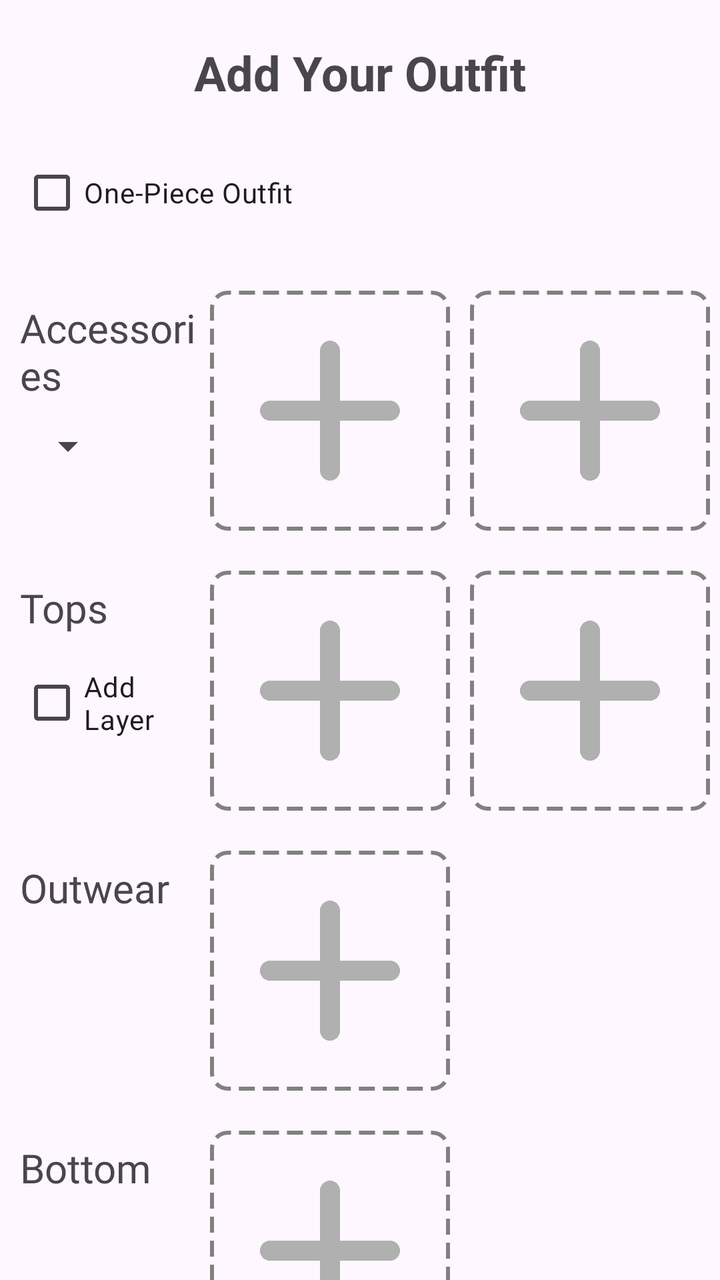
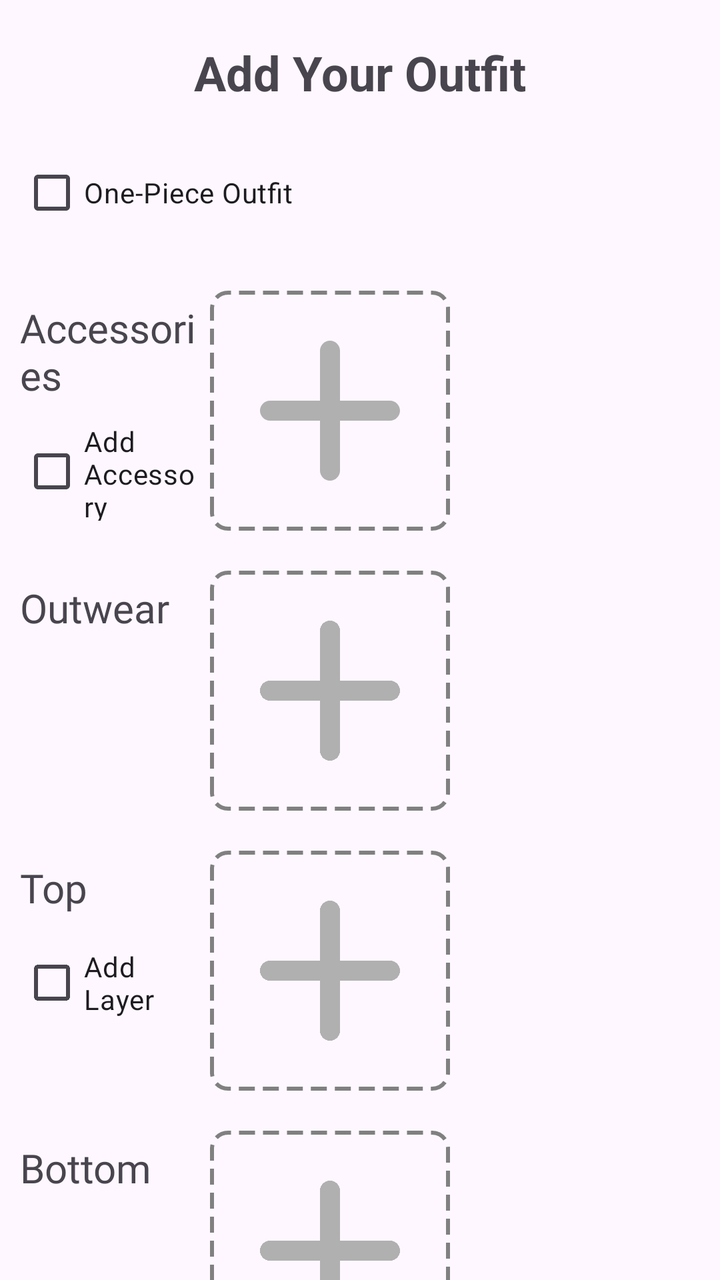

The first picture is an Android layout as it rendered before a commit; the second is the same layout after the commit. The layout source and the unified diff follow.
<!-- AndroidManifest.xml: application theme Theme.StyleWIZ_vol2 -->
<!-- res/layout/fragment_new_outfit.xml -->
<?xml version="1.0" encoding="utf-8"?>
<ScrollView xmlns:android="http://schemas.android.com/apk/res/android"
    android:layout_width="match_parent"
    android:layout_height="match_parent"
    xmlns:app="http://schemas.android.com/apk/res-auto"
    android:scrollbars="none">

    <LinearLayout
        android:layout_width="match_parent"
        android:layout_height="wrap_content"
        android:orientation="vertical"
        android:gravity="center">

        <TextView
            android:layout_width="wrap_content"
            android:layout_height="wrap_content"
            android:text="Add Your Outfit"
            android:layout_marginTop="20dp"
            android:textSize="24sp"
            android:textStyle="bold"
            android:layout_gravity="center" />

        <LinearLayout
            android:layout_width="match_parent"
            android:layout_height="wrap_content"
            android:orientation="horizontal"
            android:layout_marginTop="10dp">

            <CheckBox
                android:id="@+id/chkOnePiece"
                android:layout_height="wrap_content"
                android:layout_width="wrap_content"
                android:layout_margin="10dp"
                android:layout_weight="1"
                android:text="One-Piece Outfit" />


        </LinearLayout>

        
        <LinearLayout
            android:layout_width="match_parent"
            android:layout_height="wrap_content"
            android:orientation="horizontal"
            android:layout_marginTop="10dp"
            android:gravity="start"
            android:padding="5dp">

            <LinearLayout
                android:layout_width="wrap_content"
                android:layout_height="match_parent"
                android:orientation="vertical"
                android:layout_weight="1">

                <TextView
                    android:layout_width="wrap_content"
                    android:layout_height="wrap_content"
                    android:text="Accessories"
                    android:layout_margin="5dp"
                    android:textSize="20dp"
                    android:fontFamily="@font/roboto"/>

                <Spinner
                    android:id="@+id/spinnerAccessories"
                    android:layout_height="wrap_content"
                    android:layout_width="wrap_content"
                    android:layout_margin="5dp"
                    />
            </LinearLayout>

            <ImageView
                android:id="@+id/imgAccessory1"
                android:layout_width="120dp"
                android:layout_height="120dp"
                android:src="@drawable/round_add_24"
                app:tint="@color/gray"
                android:background="@drawable/dashed_border"
                android:scaleType="centerCrop"
                android:contentDescription="Accessory 1"/>

            <ImageView
                android:id="@+id/imgAccessory2"
                android:layout_width="120dp"
                android:layout_height="120dp"
                android:src="@drawable/round_add_24"
                app:tint="@color/gray"
                android:layout_marginStart="10dp"
                android:background="@drawable/dashed_border"
                android:scaleType="centerCrop"
                android:contentDescription="Accessory 2"
                />
        </LinearLayout>

        
        <LinearLayout
            android:layout_width="match_parent"
            android:layout_height="wrap_content"
            android:orientation="horizontal"
            android:layout_marginTop="10dp"
            android:gravity="start"
            android:padding="5dp">

            <LinearLayout
                android:layout_width="wrap_content"
                android:layout_height="match_parent"
                android:orientation="vertical"
                android:layout_weight="1">

                <TextView
                    android:layout_width="wrap_content"
                    android:layout_height="wrap_content"
                    android:text="Tops"
                    android:layout_margin="5dp"
                    android:textSize="20dp"
                    android:fontFamily="@font/roboto"/>

                <CheckBox
                    android:id="@+id/chkSecondLayer"
                    android:layout_height="wrap_content"
                    android:layout_width="wrap_content"
                    android:layout_margin="5dp"
                    android:text="Add Layer"
                    android:fontFamily="@font/roboto"/>
            </LinearLayout>

            <ImageView
                android:id="@+id/imgTop1"
                android:layout_width="120dp"
                android:layout_height="120dp"
                android:src="@drawable/round_add_24"
                app:tint="@color/gray"
                android:background="@drawable/dashed_border"
                android:scaleType="centerCrop"
                android:contentDescription="Top 1"
                />

            <ImageView
                android:id="@+id/imgTop2"
                android:layout_width="120dp"
                android:layout_height="120dp"
                android:src="@drawable/round_add_24"
                app:tint="@color/gray"
                android:layout_marginStart="10dp"
                android:background="@drawable/dashed_border"
                android:scaleType="centerCrop"
                android:contentDescription="Top 2"
                />
        </LinearLayout>


        
        <LinearLayout
            android:layout_width="match_parent"
            android:layout_height="wrap_content"
            android:orientation="horizontal"
            android:layout_marginTop="10dp"
            android:gravity="start"
            android:padding="5dp">

            <LinearLayout
                android:layout_width="wrap_content"
                android:layout_height="match_parent"
                android:orientation="vertical"
                android:layout_weight="1">

                <TextView
                    android:layout_width="wrap_content"
                    android:layout_height="wrap_content"
                    android:text="Outwear"
                    android:layout_margin="5dp"
                    android:textSize="20dp"
                    android:fontFamily="@font/roboto"/>
            </LinearLayout>

            <ImageView
                android:id="@+id/imgOutwear"
                android:layout_width="120dp"
                android:layout_height="120dp"
                android:src="@drawable/round_add_24"
                app:tint="@color/gray"
                android:background="@drawable/dashed_border"
                android:scaleType="centerCrop"
                android:contentDescription="Outwear"/>

            <View
                android:layout_width="120dp"
                android:layout_height="120dp"
                android:visibility="invisible"
                android:layout_marginStart="10dp"
                />
        </LinearLayout>

        
        <LinearLayout
            android:layout_width="match_parent"
            android:layout_height="wrap_content"
            android:orientation="horizontal"
            android:layout_marginTop="10dp"
            android:gravity="start"
            android:padding="5dp">

            <LinearLayout
                android:layout_width="wrap_content"
                android:layout_height="match_parent"
                android:orientation="vertical"
                android:layout_weight="1">

                <TextView
                    android:layout_width="wrap_content"
                    android:layout_height="wrap_content"
                    android:text="Bottom"
                    android:layout_margin="5dp"
                    android:textSize="20dp"
                    android:fontFamily="@font/roboto"/>
            </LinearLayout>

            <ImageView
                android:id="@+id/imgBottomNew"
                android:layout_width="120dp"
                android:layout_height="120dp"
                android:src="@drawable/round_add_24"
                app:tint="@color/gray"
                android:background="@drawable/dashed_border"
                android:scaleType="centerCrop"
                android:contentDescription="Outwear"/>

            <View
                android:layout_width="120dp"
                android:layout_height="120dp"
                android:visibility="invisible"
                android:layout_marginStart="10dp"
                />
        </LinearLayout>

        
        <LinearLayout
            android:layout_width="match_parent"
            android:layout_height="wrap_content"
            android:orientation="horizontal"
            android:layout_marginTop="10dp"
            android:gravity="start"
            android:padding="5dp">

            <LinearLayout
                android:layout_width="wrap_content"
                android:layout_height="match_parent"
                android:orientation="vertical"
                android:layout_weight="1">

                <TextView
                    android:layout_width="wrap_content"
                    android:layout_height="wrap_content"
                    android:text="Shoes"
                    android:layout_margin="5dp"
                    android:textSize="20dp"
                    android:fontFamily="@font/roboto"/>
            </LinearLayout>

            <ImageView
                android:id="@+id/imgShoesNew"
                android:layout_width="120dp"
                android:layout_height="120dp"
                android:src="@drawable/round_add_24"
                app:tint="@color/gray"
                android:background="@drawable/dashed_border"
                android:scaleType="centerCrop"
                android:contentDescription="Outwear"/>

            <View
                android:layout_width="120dp"
                android:layout_height="120dp"
                android:visibility="invisible"
                android:layout_marginStart="10dp"
                />
        </LinearLayout>





        <ImageView
            android:id="@+id/imgHat"
            android:layout_width="120dp"
            android:layout_height="120dp"
            android:src="@drawable/round_add_24"
            android:layout_marginTop="20dp"
            app:tint="@color/gray"
            android:background="@drawable/dashed_border"
            android:scaleType="centerCrop"
            android:contentDescription="Hat" />

        <GridLayout
            android:layout_width="wrap_content"
            android:layout_height="wrap_content"
            android:columnCount="2"
            android:rowCount="2"
            android:layout_marginTop="10dp"
            android:alignmentMode="alignMargins"
            android:rowOrderPreserved="false">

            <ImageView
                android:id="@+id/imgTop"
                android:layout_width="120dp"
                android:layout_height="120dp"
                android:layout_margin="10dp"
                android:src="@drawable/round_add_24"
                android:background="@drawable/dashed_border"
                app:tint="@color/gray"
                android:scaleType="centerCrop"
                android:contentDescription="Top"
                android:layout_column="0"
                android:layout_row="1"/>

            <ImageView
                android:id="@+id/imgOnePiece"
                android:layout_width="120dp"
                android:layout_height="120dp"
                android:layout_margin="10dp"
                android:src="@drawable/round_add_24"
                app:tint="@color/gray"
                android:background="@drawable/dashed_border"
                android:scaleType="centerCrop"
                android:contentDescription="One Piece"
                android:layout_column="0"
                android:layout_row="1"
                android:visibility="gone" />

            <ImageView
                android:id="@+id/imgOuterwear"
                android:layout_width="120dp"
                android:layout_height="120dp"
                android:layout_margin="10dp"
                android:src="@drawable/round_add_24"
                android:background="@drawable/dashed_border"
                app:tint="@color/gray"
                android:scaleType="centerCrop"
                android:contentDescription="Outerwear"
                android:layout_column="1"
                android:layout_row="1"/>

            <ImageView
                android:id="@+id/imgSecondTop"
                android:layout_width="120dp"
                android:layout_height="120dp"
                android:layout_margin="10dp"
                android:src="@drawable/round_add_24"
                android:background="@drawable/dashed_border"
                app:tint="@color/gray"
                android:scaleType="centerCrop"
                android:contentDescription="Second Top"
                android:visibility="gone"
                android:layout_columnSpan="2"
                android:layout_gravity="center"
                android:layout_row="1"/>
        </GridLayout>



        
        <ImageView
            android:id="@+id/imgBottom"
            android:layout_width="120dp"
            android:layout_height="120dp"
            android:layout_marginTop="10dp"
            android:src="@drawable/round_add_24"
            app:tint="@color/gray"
            android:background="@drawable/dashed_border"
            android:scaleType="centerCrop"
            android:contentDescription="Bottom" />

        
        <ImageView
            android:id="@+id/imgShoes"
            android:layout_width="120dp"
            android:layout_height="120dp"
            android:layout_marginTop="20dp"
            android:src="@drawable/round_add_24"
            app:tint="@color/gray"
            android:background="@drawable/dashed_border"
            android:scaleType="centerCrop"
            android:contentDescription="Shoes" />



        <ImageView
            android:id="@+id/imgAccessories"
            android:layout_width="120dp"
            android:layout_height="120dp"
            android:layout_marginTop="20dp"
            android:src="@drawable/round_add_24"
            app:tint="@color/gray"
            android:background="@drawable/dashed_border"
            android:scaleType="centerCrop"
            android:contentDescription="Accessories"
            android:visibility="gone"/>

        <androidx.appcompat.widget.AppCompatButton
            android:id="@+id/AddItemBtn"
            android:layout_width="match_parent"
            android:layout_height="50dp"
            android:background="@drawable/edittextshape"
            android:backgroundTint="@color/blue"
            android:text="SAVE OUTFIT"
            android:textColor="@color/white"
            android:fontFamily="@font/roboto"
            android:textStyle="bold"
            android:layout_margin="30dp"/>
    </LinearLayout>
</ScrollView>
<!-- resources referenced by this layout -->
<resources>
  <color name="blue">#2196F3</color>
  <color name="gray">#B0B0B0</color>
  <color name="white">#FFFFFFFF</color>
  <!-- drawable dashed_border (drawable) -->
  <?xml version="1.0" encoding="utf-8"?>
  <shape xmlns:android="http://schemas.android.com/apk/res/android"
      android:shape="rectangle">
  
      <stroke
          android:width="2dp"
          android:color="#808080"
          android:dashWidth="8dp"
          android:dashGap="4dp"/>
  
      <solid android:color="@android:color/transparent"/>
  
      <corners android:radius="8dp"/>
  </shape>
  <!-- drawable edittextshape (drawable) -->
  <?xml version="1.0" encoding="utf-8"?>
  <shape xmlns:android="http://schemas.android.com/apk/res/android">
      <solid android:color="@color/white"/>
      <corners android:radius="15dp"/>
      <stroke android:color="#f4f4f4" android:width="1dp"/>
  </shape>
  <!-- drawable round_add_24 (drawable) -->
  <vector android:height="24dp" android:tint="#000000"
      android:viewportHeight="24" android:viewportWidth="24"
      android:width="24dp" xmlns:android="http://schemas.android.com/apk/res/android">
      <path android:fillColor="@android:color/white" android:pathData="M18,13h-5v5c0,0.55 -0.45,1 -1,1s-1,-0.45 -1,-1v-5H6c-0.55,0 -1,-0.45 -1,-1s0.45,-1 1,-1h5V6c0,-0.55 0.45,-1 1,-1s1,0.45 1,1v5h5c0.55,0 1,0.45 1,1s-0.45,1 -1,1z"/>
  </vector>
  <style name="Theme.StyleWIZ_vol2" parent="Base.Theme.StyleWIZ_vol2" />
  <style name="Base.Theme.StyleWIZ_vol2" parent="Theme.Material3.DayNight.NoActionBar">
          
          
      </style>
</resources>

<!-- the commit's change to res/layout/fragment_new_outfit.xml (unified diff, before → after) -->
@@ -60,12 +60,13 @@
                     android:textSize="20dp"
                     android:fontFamily="@font/roboto"/>
 
-                <Spinner
-                    android:id="@+id/spinnerAccessories"
-                    android:layout_height="wrap_content"
-                    android:layout_width="wrap_content"
-                    android:layout_margin="5dp"
-                    />
+                <CheckBox
+                    android:id="@+id/chkSecondAccessory"
+                    android:layout_height="wrap_content"
+                    android:layout_width="wrap_content"
+                    android:layout_margin="5dp"
+                    android:text="Add Accessory"
+                    android:fontFamily="@font/roboto"/>
             </LinearLayout>
 
             <ImageView
@@ -88,28 +89,74 @@
                 android:background="@drawable/dashed_border"
                 android:scaleType="centerCrop"
                 android:contentDescription="Accessory 2"
+                android:visibility="invisible"/>
+
+
+
+        </LinearLayout>
+
+        
+        <LinearLayout
+            android:layout_width="match_parent"
+            android:layout_height="wrap_content"
+            android:orientation="horizontal"
+            android:layout_marginTop="10dp"
+            android:gravity="start"
+            android:padding="5dp">
+
+            <LinearLayout
+                android:layout_width="wrap_content"
+                android:layout_height="match_parent"
+                android:orientation="vertical"
+                android:layout_weight="1">
+
+                <TextView
+                    android:layout_width="wrap_content"
+                    android:layout_height="wrap_content"
+                    android:text="Outwear"
+                    android:layout_margin="5dp"
+                    android:textSize="20dp"
+                    android:fontFamily="@font/roboto"/>
+            </LinearLayout>
+
+            <ImageView
+                android:id="@+id/imgOutwear"
+                android:layout_width="120dp"
+                android:layout_height="120dp"
+                android:src="@drawable/round_add_24"
+                app:tint="@color/gray"
+                android:background="@drawable/dashed_border"
+                android:scaleType="centerCrop"
+                android:contentDescription="Outwear"/>
+
+            <View
+                android:layout_width="120dp"
+                android:layout_height="120dp"
+                android:visibility="invisible"
+                android:layout_marginStart="10dp"
                 />
         </LinearLayout>
 
         
         <LinearLayout
-            android:layout_width="match_parent"
-            android:layout_height="wrap_content"
-            android:orientation="horizontal"
-            android:layout_marginTop="10dp"
-            android:gravity="start"
-            android:padding="5dp">
-
-            <LinearLayout
-                android:layout_width="wrap_content"
-                android:layout_height="match_parent"
-                android:orientation="vertical"
-                android:layout_weight="1">
-
-                <TextView
-                    android:layout_width="wrap_content"
-                    android:layout_height="wrap_content"
-                    android:text="Tops"
+            android:id="@+id/topSection"
+            android:layout_width="match_parent"
+            android:layout_height="wrap_content"
+            android:orientation="horizontal"
+            android:layout_marginTop="10dp"
+            android:gravity="start"
+            android:padding="5dp">
+
+            <LinearLayout
+                android:layout_width="wrap_content"
+                android:layout_height="match_parent"
+                android:orientation="vertical"
+                android:layout_weight="1">
+
+                <TextView
+                    android:layout_width="wrap_content"
+                    android:layout_height="wrap_content"
+                    android:text="Top"
                     android:layout_margin="5dp"
                     android:textSize="20dp"
                     android:fontFamily="@font/roboto"/>
@@ -144,36 +191,136 @@
                 android:background="@drawable/dashed_border"
                 android:scaleType="centerCrop"
                 android:contentDescription="Top 2"
+                android:visibility="invisible"/>
+        </LinearLayout>
+
+        
+        <LinearLayout
+            android:id="@+id/bottomSection"
+            android:layout_width="match_parent"
+            android:layout_height="wrap_content"
+            android:orientation="horizontal"
+            android:layout_marginTop="10dp"
+            android:gravity="start"
+            android:padding="5dp">
+
+            <LinearLayout
+                android:layout_width="wrap_content"
+                android:layout_height="match_parent"
+                android:orientation="vertical"
+                android:layout_weight="1">
+
+                <TextView
+                    android:layout_width="wrap_content"
+                    android:layout_height="wrap_content"
+                    android:text="Bottom"
+                    android:layout_margin="5dp"
+                    android:textSize="20dp"
+                    android:fontFamily="@font/roboto"/>
+            </LinearLayout>
+
+            <ImageView
+                android:id="@+id/imgBottom"
+                android:layout_width="120dp"
+                android:layout_height="120dp"
+                android:src="@drawable/round_add_24"
+                app:tint="@color/gray"
+                android:background="@drawable/dashed_border"
+                android:scaleType="centerCrop"
+                android:contentDescription="Outwear"/>
+
+            <View
+                android:layout_width="120dp"
+                android:layout_height="120dp"
+                android:visibility="invisible"
+                android:layout_marginStart="10dp"
                 />
-        </LinearLayout>
-
-
-        
-        <LinearLayout
-            android:layout_width="match_parent"
-            android:layout_height="wrap_content"
-            android:orientation="horizontal"
-            android:layout_marginTop="10dp"
-            android:gravity="start"
-            android:padding="5dp">
-
-            <LinearLayout
-                android:layout_width="wrap_content"
-                android:layout_height="match_parent"
-                android:orientation="vertical"
-                android:layout_weight="1">
-
-                <TextView
-                    android:layout_width="wrap_content"
-                    android:layout_height="wrap_content"
-                    android:text="Outwear"
-                    android:layout_margin="5dp"
-                    android:textSize="20dp"
-                    android:fontFamily="@font/roboto"/>
-            </LinearLayout>
-
-            <ImageView
-                android:id="@+id/imgOutwear"
+
+        </LinearLayout>
+
+        
+        <LinearLayout
+            android:id="@+id/onePieceSection"
+            android:layout_width="match_parent"
+            android:layout_height="wrap_content"
+            android:orientation="horizontal"
+            android:layout_marginTop="10dp"
+            android:gravity="start"
+            android:padding="5dp"
+            android:visibility="gone">
+
+            <LinearLayout
+                android:layout_width="wrap_content"
+                android:layout_height="match_parent"
+                android:orientation="vertical"
+                android:layout_weight="1">
+
+                <TextView
+                    android:layout_width="wrap_content"
+                    android:layout_height="wrap_content"
+                    android:text="One-Piece"
+                    android:layout_margin="5dp"
+                    android:textSize="20dp"
+                    android:fontFamily="@font/roboto"/>
+
+                <CheckBox
+                    android:id="@+id/chkLayerOnePiece"
+                    android:layout_height="wrap_content"
+                    android:layout_width="wrap_content"
+                    android:layout_margin="5dp"
+                    android:text="Add Layer"
+                    android:fontFamily="@font/roboto"/>
+            </LinearLayout>
+
+            <ImageView
+                android:id="@+id/imgOnePiece"
+                android:layout_width="120dp"
+                android:layout_height="120dp"
+                android:src="@drawable/round_add_24"
+                app:tint="@color/gray"
+                android:background="@drawable/dashed_border"
+                android:scaleType="centerCrop"
+                android:contentDescription="One-Piece" />
+
+            <ImageView
+                android:id="@+id/imgLayerOnePiece"
+                android:layout_width="120dp"
+                android:layout_height="120dp"
+                android:src="@drawable/round_add_24"
+                app:tint="@color/gray"
+                android:layout_marginStart="10dp"
+                android:background="@drawable/dashed_border"
+                android:scaleType="centerCrop"
+                android:contentDescription="Top Layer"
+                android:visibility="invisible"/>
+        </LinearLayout>
+
+        
+        <LinearLayout
+            android:layout_width="match_parent"
+            android:layout_height="wrap_content"
+            android:orientation="horizontal"
+            android:layout_marginTop="10dp"
+            android:gravity="start"
+            android:padding="5dp">
+
+            <LinearLayout
+                android:layout_width="wrap_content"
+                android:layout_height="match_parent"
+                android:orientation="vertical"
+                android:layout_weight="1">
+
+                <TextView
+                    android:layout_width="wrap_content"
+                    android:layout_height="wrap_content"
+                    android:text="Shoes"
+                    android:layout_margin="5dp"
+                    android:textSize="20dp"
+                    android:fontFamily="@font/roboto"/>
+            </LinearLayout>
+
+            <ImageView
+                android:id="@+id/imgShoes"
                 android:layout_width="120dp"
                 android:layout_height="120dp"
                 android:src="@drawable/round_add_24"
@@ -190,209 +337,6 @@
                 />
         </LinearLayout>
 
-        
-        <LinearLayout
-            android:layout_width="match_parent"
-            android:layout_height="wrap_content"
-            android:orientation="horizontal"
-            android:layout_marginTop="10dp"
-            android:gravity="start"
-            android:padding="5dp">
-
-            <LinearLayout
-                android:layout_width="wrap_content"
-                android:layout_height="match_parent"
-                android:orientation="vertical"
-                android:layout_weight="1">
-
-                <TextView
-                    android:layout_width="wrap_content"
-                    android:layout_height="wrap_content"
-                    android:text="Bottom"
-                    android:layout_margin="5dp"
-                    android:textSize="20dp"
-                    android:fontFamily="@font/roboto"/>
-            </LinearLayout>
-
-            <ImageView
-                android:id="@+id/imgBottomNew"
-                android:layout_width="120dp"
-                android:layout_height="120dp"
-                android:src="@drawable/round_add_24"
-                app:tint="@color/gray"
-                android:background="@drawable/dashed_border"
-                android:scaleType="centerCrop"
-                android:contentDescription="Outwear"/>
-
-            <View
-                android:layout_width="120dp"
-                android:layout_height="120dp"
-                android:visibility="invisible"
-                android:layout_marginStart="10dp"
-                />
-        </LinearLayout>
-
-        
-        <LinearLayout
-            android:layout_width="match_parent"
-            android:layout_height="wrap_content"
-            android:orientation="horizontal"
-            android:layout_marginTop="10dp"
-            android:gravity="start"
-            android:padding="5dp">
-
-            <LinearLayout
-                android:layout_width="wrap_content"
-                android:layout_height="match_parent"
-                android:orientation="vertical"
-                android:layout_weight="1">
-
-                <TextView
-                    android:layout_width="wrap_content"
-                    android:layout_height="wrap_content"
-                    android:text="Shoes"
-                    android:layout_margin="5dp"
-                    android:textSize="20dp"
-                    android:fontFamily="@font/roboto"/>
-            </LinearLayout>
-
-            <ImageView
-                android:id="@+id/imgShoesNew"
-                android:layout_width="120dp"
-                android:layout_height="120dp"
-                android:src="@drawable/round_add_24"
-                app:tint="@color/gray"
-                android:background="@drawable/dashed_border"
-                android:scaleType="centerCrop"
-                android:contentDescription="Outwear"/>
-
-            <View
-                android:layout_width="120dp"
-                android:layout_height="120dp"
-                android:visibility="invisible"
-                android:layout_marginStart="10dp"
-                />
-        </LinearLayout>
-
-
-
-
-
-        <ImageView
-            android:id="@+id/imgHat"
-            android:layout_width="120dp"
-            android:layout_height="120dp"
-            android:src="@drawable/round_add_24"
-            android:layout_marginTop="20dp"
-            app:tint="@color/gray"
-            android:background="@drawable/dashed_border"
-            android:scaleType="centerCrop"
-            android:contentDescription="Hat" />
-
-        <GridLayout
-            android:layout_width="wrap_content"
-            android:layout_height="wrap_content"
-            android:columnCount="2"
-            android:rowCount="2"
-            android:layout_marginTop="10dp"
-            android:alignmentMode="alignMargins"
-            android:rowOrderPreserved="false">
-
-            <ImageView
-                android:id="@+id/imgTop"
-                android:layout_width="120dp"
-                android:layout_height="120dp"
-                android:layout_margin="10dp"
-                android:src="@drawable/round_add_24"
-                android:background="@drawable/dashed_border"
-                app:tint="@color/gray"
-                android:scaleType="centerCrop"
-                android:contentDescription="Top"
-                android:layout_column="0"
-                android:layout_row="1"/>
-
-            <ImageView
-                android:id="@+id/imgOnePiece"
-                android:layout_width="120dp"
-                android:layout_height="120dp"
-                android:layout_margin="10dp"
-                android:src="@drawable/round_add_24"
-                app:tint="@color/gray"
-                android:background="@drawable/dashed_border"
-                android:scaleType="centerCrop"
-                android:contentDescription="One Piece"
-                android:layout_column="0"
-                android:layout_row="1"
-                android:visibility="gone" />
-
-            <ImageView
-                android:id="@+id/imgOuterwear"
-                android:layout_width="120dp"
-                android:layout_height="120dp"
-                android:layout_margin="10dp"
-                android:src="@drawable/round_add_24"
-                android:background="@drawable/dashed_border"
-                app:tint="@color/gray"
-                android:scaleType="centerCrop"
-                android:contentDescription="Outerwear"
-                android:layout_column="1"
-                android:layout_row="1"/>
-
-            <ImageView
-                android:id="@+id/imgSecondTop"
-                android:layout_width="120dp"
-                android:layout_height="120dp"
-                android:layout_margin="10dp"
-                android:src="@drawable/round_add_24"
-                android:background="@drawable/dashed_border"
-                app:tint="@color/gray"
-                android:scaleType="centerCrop"
-                android:contentDescription="Second Top"
-                android:visibility="gone"
-                android:layout_columnSpan="2"
-                android:layout_gravity="center"
-                android:layout_row="1"/>
-        </GridLayout>
-
-
-
-        
-        <ImageView
-            android:id="@+id/imgBottom"
-            android:layout_width="120dp"
-            android:layout_height="120dp"
-            android:layout_marginTop="10dp"
-            android:src="@drawable/round_add_24"
-            app:tint="@color/gray"
-            android:background="@drawable/dashed_border"
-            android:scaleType="centerCrop"
-            android:contentDescription="Bottom" />
-
-        
-        <ImageView
-            android:id="@+id/imgShoes"
-            android:layout_width="120dp"
-            android:layout_height="120dp"
-            android:layout_marginTop="20dp"
-            android:src="@drawable/round_add_24"
-            app:tint="@color/gray"
-            android:background="@drawable/dashed_border"
-            android:scaleType="centerCrop"
-            android:contentDescription="Shoes" />
-
-
-
-        <ImageView
-            android:id="@+id/imgAccessories"
-            android:layout_width="120dp"
-            android:layout_height="120dp"
-            android:layout_marginTop="20dp"
-            android:src="@drawable/round_add_24"
-            app:tint="@color/gray"
-            android:background="@drawable/dashed_border"
-            android:scaleType="centerCrop"
-            android:contentDescription="Accessories"
-            android:visibility="gone"/>
 
         <androidx.appcompat.widget.AppCompatButton
             android:id="@+id/AddItemBtn"
